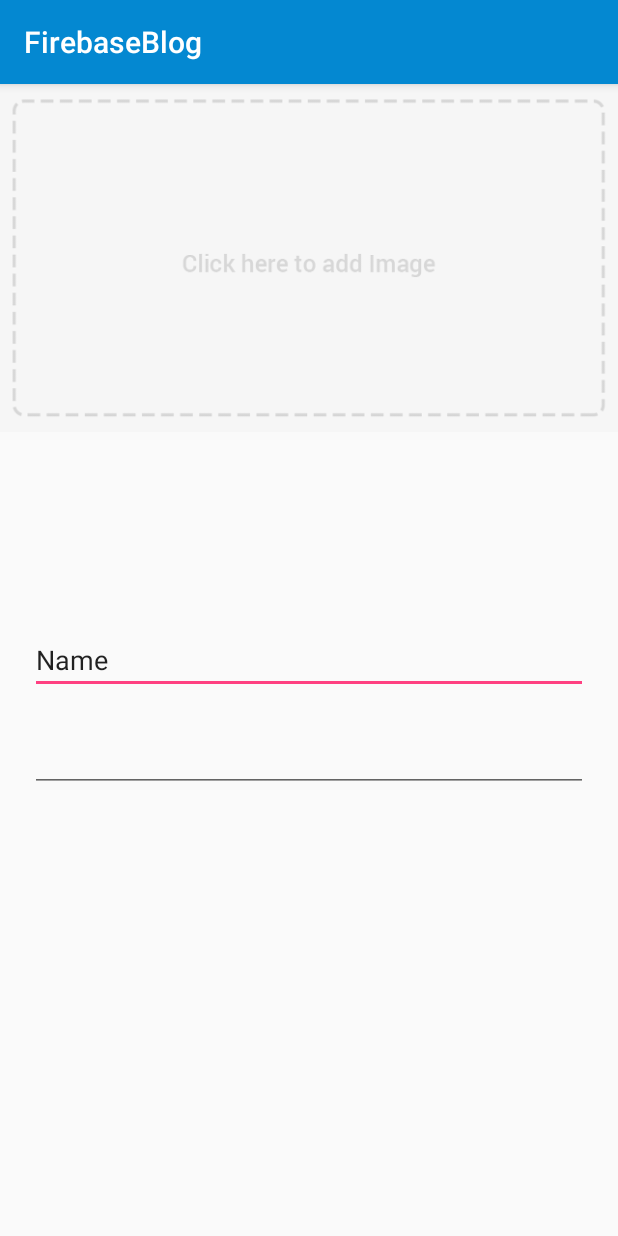
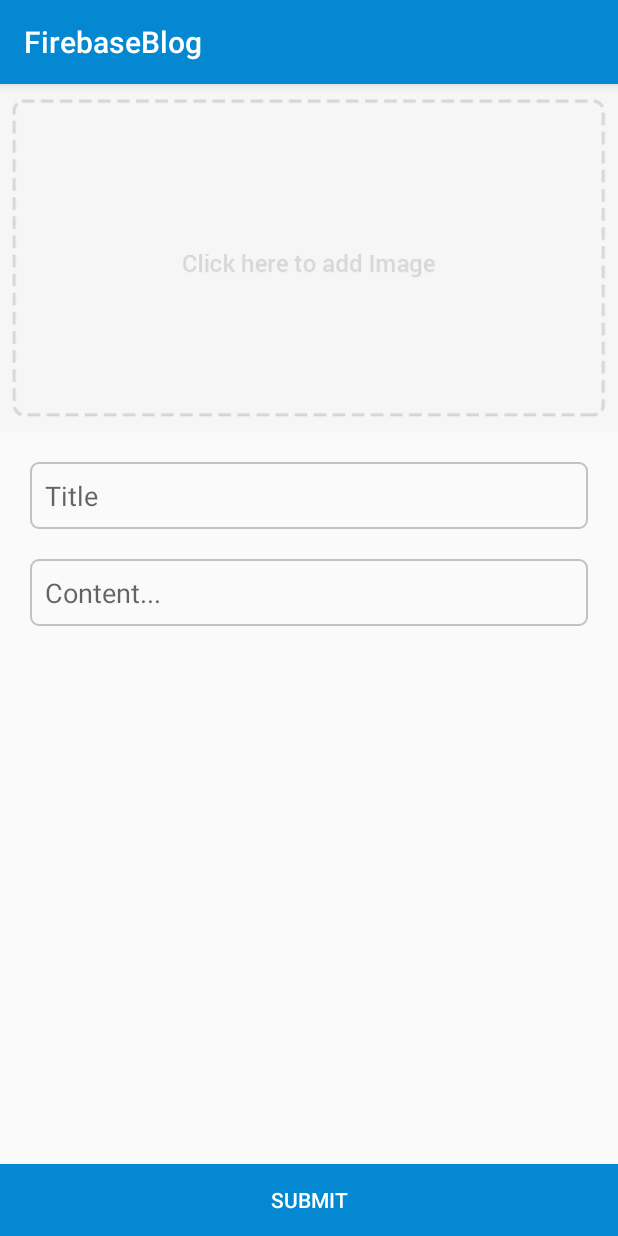
Before and after one commit to Raven0/FirebaseBlog, an Android app: the PostActivity screen opened directly, with no data from a screen before it, on a phone screen of 412 x 824 dp. Run offline under Robolectric (Android 15) with nearby library versions, the phone set to English and light mode, and no system bars.

Commit message:
create view
done

```diff
--- /dev/null
+++ b/app/src/main/res/drawable/input_outline.xml
@@ -0,0 +1,9 @@
+<?xml version="1.0" encoding="utf-8"?>
+<shape xmlns:android="http://schemas.android.com/apk/res/android">
+
+    <stroke
+        android:color="@color/colorOutline"
+        android:width="1dp"/>
+    <corners
+        android:radius="5dp"/>
+</shape>
--- a/app/src/main/res/layout/activity_post.xml
+++ b/app/src/main/res/layout/activity_post.xml
@@ -7,7 +7,7 @@
     tools:context="com.preangerstd.firebaseblog.PostActivity">
 
     <ImageButton
-        android:id="@+id/imageButton2"
+        android:id="@+id/btnImage"
         android:layout_width="wrap_content"
         android:layout_height="wrap_content"
         android:layout_alignParentTop="true"
@@ -18,27 +18,46 @@
         app:srcCompat="@mipmap/add_btn" />
 
     <EditText
-        android:id="@+id/editText"
+        android:id="@+id/tbTitle"
         android:layout_width="match_parent"
         android:layout_height="wrap_content"
-        android:layout_centerHorizontal="true"
-        android:layout_centerVertical="true"
+        android:layout_alignParentLeft="true"
+        android:layout_alignParentStart="true"
+        android:layout_below="@+id/btnImage"
         android:layout_marginLeft="20dp"
         android:layout_marginRight="20dp"
         android:layout_marginTop="20dp"
+        android:background="@drawable/input_outline"
         android:ems="10"
+        android:hint="Title"
         android:inputType="textPersonName"
-        android:text="Name" />
+        android:padding="10dp"
+        android:selectAllOnFocus="false"
+        android:singleLine="true" />
 
     <EditText
-        android:id="@+id/editText2"
+        android:id="@+id/tbContent"
         android:layout_width="match_parent"
         android:layout_height="wrap_content"
-        android:layout_below="@+id/editText"
-        android:layout_centerHorizontal="true"
+        android:layout_alignParentLeft="true"
+        android:layout_alignParentStart="true"
+        android:layout_below="@+id/tbTitle"
         android:layout_marginLeft="20dp"
         android:layout_marginRight="20dp"
         android:layout_marginTop="20dp"
+        android:background="@drawable/input_outline"
         android:ems="10"
-        android:inputType="textMultiLine" />
+        android:hint="Content..."
+        android:inputType="textMultiLine"
+        android:padding="10dp" />
+
+    <Button
+        android:id="@+id/btnSubmit"
+        android:layout_width="match_parent"
+        android:layout_height="wrap_content"
+        android:text="Submit"
+        android:textColor="@android:color/white"
+        android:layout_alignParentBottom="true"
+        android:layout_centerHorizontal="true"
+        android:background="@color/colorPrimary"/>
 </RelativeLayout>
--- a/app/src/main/res/values/colors.xml
+++ b/app/src/main/res/values/colors.xml
@@ -3,4 +3,5 @@
     <color name="colorPrimary">#0488D1</color>
     <color name="colorPrimaryDark">#0477BD</color>
     <color name="colorAccent">#FF4081</color>
+    <color name="colorOutline">#c2c2c2</color>
 </resources>
```
